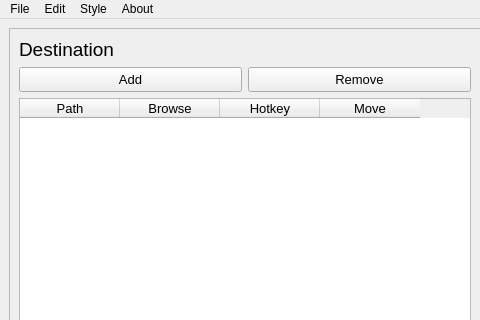
The window that main.ui (B0und/WaifuFileSort) describes before a commit, drawn with Qt 5; both pictures show x 0 to 480 and y 0 to 320 of the 1056 by 538 pixel window.
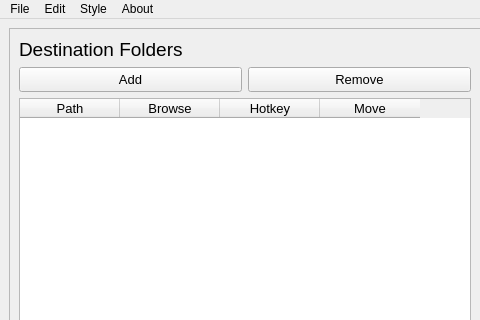
The same window after the commit. Icons and pictures are not drawn.

Patch:
```diff
--- a/main.ui
+++ b/main.ui
@@ -114,7 +114,7 @@
            </font>
           </property>
           <property name="text">
-           <string>Destination</string>
+           <string>Destination Folders</string>
           </property>
          </widget>
         </item>
```
Left out of the diff: 6 changed lines with no effect on the pictures.
